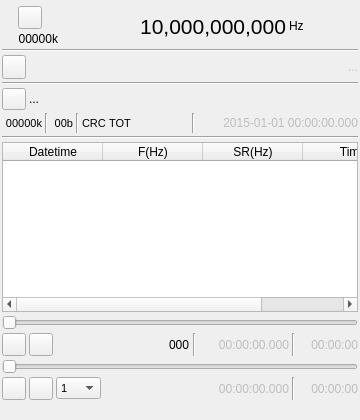
Above: plugins/samplesource/sigmffileinput/sigmffileinputgui.ui from f4exb/sdrangel before the change. Below: the same form after it.
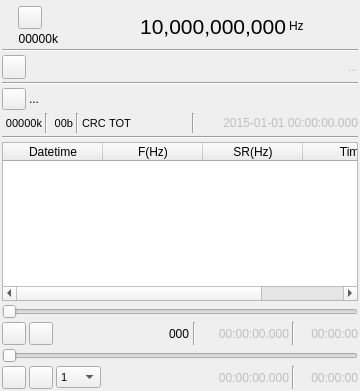
That is the form after the change. Icons and pictures are not drawn. Custom widgets are drawn as their Qt base class.

The edit to the form file:
```diff
--- a/plugins/samplesource/sigmffileinput/sigmffileinputgui.ui
+++ b/plugins/samplesource/sigmffileinput/sigmffileinputgui.ui
@@ -7,7 +7,7 @@
     <x>0</x>
     <y>0</y>
     <width>360</width>
-    <height>420</height>
+    <height>391</height>
    </rect>
   </property>
   <property name="sizePolicy">
@@ -19,7 +19,7 @@
   <property name="minimumSize">
    <size>
     <width>360</width>
-    <height>420</height>
+    <height>0</height>
    </size>
   </property>
   <property name="font">
@@ -823,23 +823,6 @@
      </item>
     </layout>
    </item>
-   <item>
-    <layout class="QHBoxLayout" name="padLayout">
-     <item>
-      <spacer name="verticaPadlSpacer">
-       <property name="orientation">
-        <enum>Qt::Vertical</enum>
-       </property>
-       <property name="sizeHint" stdset="0">
-        <size>
-         <width>20</width>
-         <height>40</height>
-        </size>
-       </property>
-      </spacer>
-     </item>
-    </layout>
-   </item>
   </layout>
  </widget>
  <customwidgets>
```
